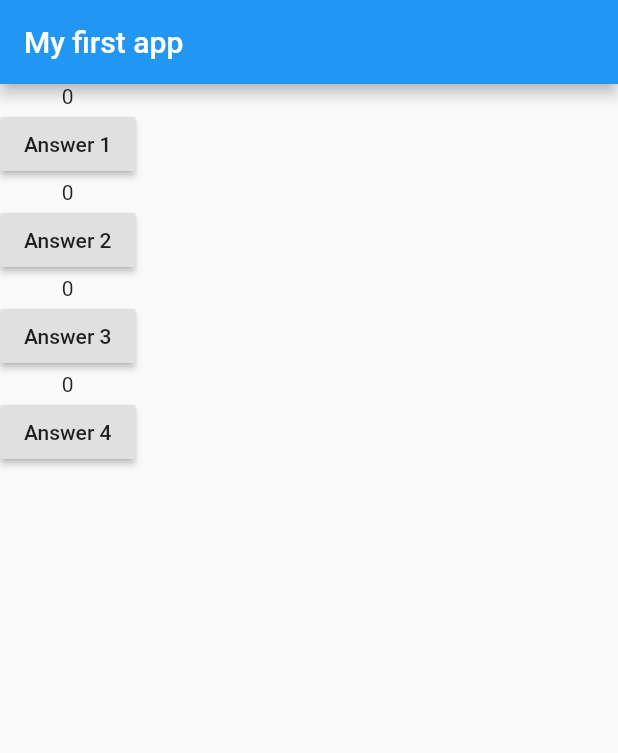
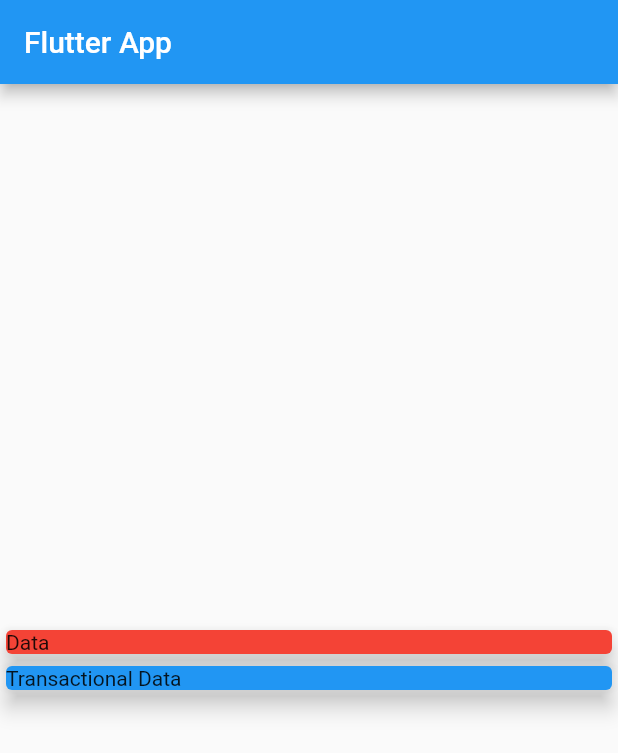
Before and after one commit to hashirshoaeb/flutter-tales, a Flutter app: the screen it shows after launch, on a phone screen of 412 x 824 dp. Shown: the top 753 px of the screen. Run offline on Flutter 3.47's test engine with Material 2 defaults, Android fonts, the phone set to English and light mode, and no system bars.

Commit message:
second-app

```diff
--- a/lib/main.dart
+++ b/lib/main.dart
@@ -2,54 +2,47 @@ import 'package:flutter/material.dart';
 
 void main() => runApp(MyApp());
 
-class MyApp extends StatefulWidget {
+class MyApp extends StatelessWidget {
   @override
-  State<StatefulWidget> createState() {
-    return MyAppState();
+  Widget build(BuildContext context) {
+    return MaterialApp(
+      title: 'Flutter App',
+      home: MyHomePage(),
+    );
   }
 }
 
-class MyAppState extends State<MyApp> {
-  var _counter = [0, 0, 0, 0];
+class MyHomePage extends StatelessWidget {
+  @override
+  Widget build(BuildContext context) {
+    var column = Column(
+      mainAxisAlignment: MainAxisAlignment.center,
+      crossAxisAlignment: CrossAxisAlignment.end,
+      children: <Widget>[
+        Card(
+          color: Colors.red,
+          elevation: 6, // for shadow
+          child: Container(
+            child: Text("Data"),
+            width: double.infinity,
+          ),
+        ),
+        Card(
+          color: Colors.blue,
+          elevation: 6,
+          child: Container(
+            child: Text("Transactional Data"),
+            width: double.infinity,
+          ),
+        ),
+      ],
+    );
 
-  Widget build(BuildContext context) {
-    return MaterialApp(
-        home: Scaffold(
+    return Scaffold(
       appBar: AppBar(
-        title: Text('My first app'),
+        title: Text('Flutter App'),
       ),
-      body: Column(
-        children: <Widget>[
-          Text(this._counter[0].toString()),
-          RaisedButton(
-            child: Text('Answer 1'),
-            onPressed: () => {
-              setState(() => {_counter[0]++})
-            },
-          ),
-          Text(this._counter[1].toString()),
-          RaisedButton(
-            child: Text('Answer 2'),
-            onPressed: () => {
-              setState(() => {_counter[1]++})
-            },
-          ),
-          Text(this._counter[2].toString()),
-          RaisedButton(
-            child: Text('Answer 3'),
-            onPressed: () {
-              setState(() => {_counter[2]++});
-            },
-          ),
-          Text(this._counter[3].toString()),
-          RaisedButton(
-            child: Text('Answer 4'),
-            onPressed: () => {
-              setState(() => {_counter[3]++})
-            },
-          ),
-        ],
-      ),
-    ));
+      body: column,
+    );
   }
 }
--- /dev/null
+++ b/lib/transaction.dart
@@ -0,0 +1,12 @@
+// id
+// amount
+// date
+
+class Transaction {
+  int id;
+  String title;
+  double amount;
+  DateTime date = new DateTime.now();
+
+  Transaction({this.id, this.title, this.date, this.amount});
+}
```
